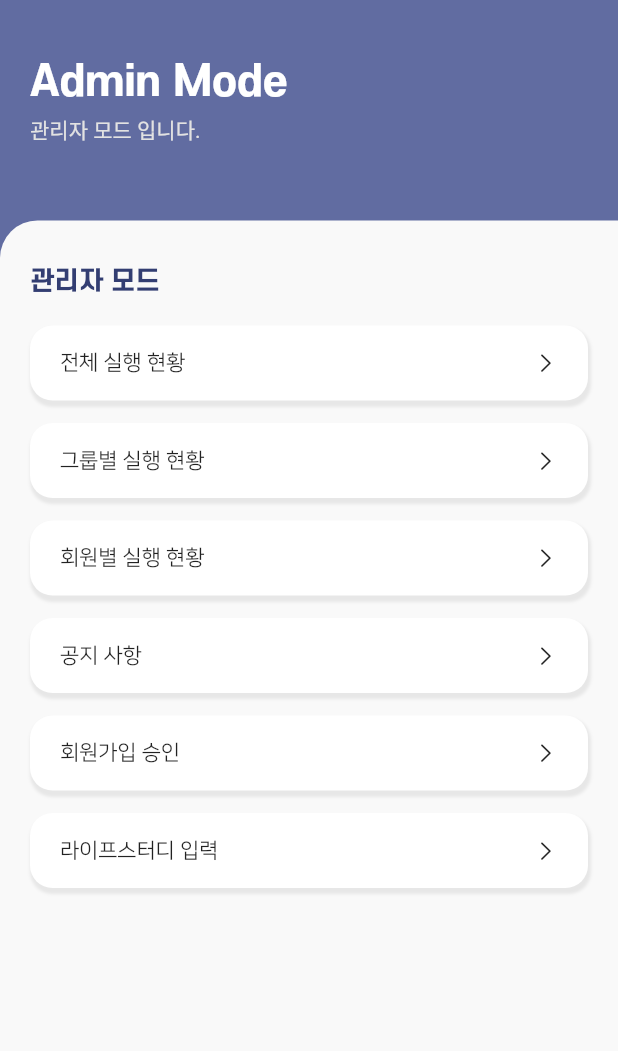
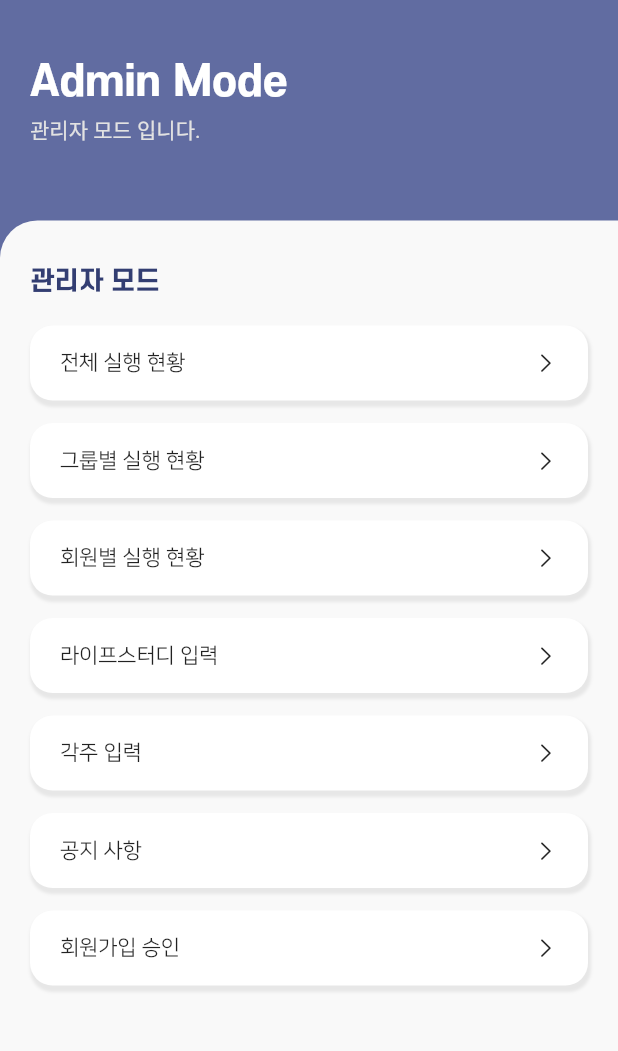
Before and after one commit to Leedw-dev00/ansan_church, a Flutter app: the AdminMode screen opened directly, on a phone screen of 412 x 824 dp, the part 63-1114 px from its top. Run offline on Flutter 3.47's test engine with Material 2 defaults, Android fonts, the phone set to English and light mode, and no system bars; our stand-ins replace fluttertoast, get, percent_indicator, shared_preferences; missing offline and left inert: custom_check_box; accounts and stored records are empty.

Commit message:
211220 commit

```diff
--- a/lib/adminmode_page.dart
+++ b/lib/adminmode_page.dart
@@ -1,5 +1,6 @@
 import 'package:ansan_church/all_page.dart';
 import 'package:ansan_church/approval_page.dart';
+import 'package:ansan_church/foot_page.dart';
 import 'package:ansan_church/notice_page.dart';
 import 'package:flutter/cupertino.dart';
 import 'package:flutter/material.dart';
@@ -267,6 +268,114 @@ class _AdminModeState extends State<AdminMode> {
                               SizedBox(height: 15),
                               GestureDetector(
                                 onTap: () {
+                                  Get.to(LifeStudy());
+                                },
+                                child: Container(
+                                  padding:
+                                  EdgeInsets.only(left: 20.0, right: 20),
+                                  width: MediaQuery.of(context).size.width,
+                                  height: 50,
+                                  decoration: BoxDecoration(
+                                    color: Colors.white,
+                                    borderRadius: BorderRadius.circular(15),
+                                    boxShadow: [
+                                      BoxShadow(
+                                        color: Colors.grey.withOpacity(0.2),
+                                        spreadRadius: 1,
+                                        blurRadius: 1,
+                                        offset: Offset(
+                                            1, 3), // changes position of shadow
+                                      ),
+                                    ],
+                                  ),
+                                  child: Row(
+                                    mainAxisAlignment:
+                                    MainAxisAlignment.spaceBetween,
+                                    crossAxisAlignment:
+                                    CrossAxisAlignment.center,
+                                    children: [
+                                      Row(
+                                        children: [
+                                          Text(
+                                            '라이프스터디 입력',
+                                            style: TextStyle(
+                                              fontFamily: 'NanumSquareR',
+                                              fontSize: 14,
+                                            ),
+                                          ),
+                                        ],
+                                      ),
+                                      Row(
+                                        children: [
+                                          Container(
+                                            child: Icon(
+                                              CupertinoIcons.right_chevron,
+                                              size: 16,
+                                            ),
+                                          ),
+                                        ],
+                                      ),
+                                    ],
+                                  ),
+                                ),
+                              ),  //라이프스터디 입력
+                              SizedBox(height: 15),
+                              GestureDetector(
+                                onTap: () {
+                                  Get.to(FootNote());
+                                },
+                                child: Container(
+                                  padding:
+                                  EdgeInsets.only(left: 20.0, right: 20),
+                                  width: MediaQuery.of(context).size.width,
+                                  height: 50,
+                                  decoration: BoxDecoration(
+                                    color: Colors.white,
+                                    borderRadius: BorderRadius.circular(15),
+                                    boxShadow: [
+                                      BoxShadow(
+                                        color: Colors.grey.withOpacity(0.2),
+                                        spreadRadius: 1,
+                                        blurRadius: 1,
+                                        offset: Offset(
+                                            1, 3), // changes position of shadow
+                                      ),
+                                    ],
+                                  ),
+                                  child: Row(
+                                    mainAxisAlignment:
+                                    MainAxisAlignment.spaceBetween,
+                                    crossAxisAlignment:
+                                    CrossAxisAlignment.center,
+                                    children: [
+                                      Row(
+                                        children: [
+                                          Text(
+                                            '각주 입력',
+                                            style: TextStyle(
+                                              fontFamily: 'NanumSquareR',
+                                              fontSize: 14,
+                                            ),
+                                          ),
+                                        ],
+                                      ),
+                                      Row(
+                                        children: [
+                                          Container(
+                                            child: Icon(
+                                              CupertinoIcons.right_chevron,
+                                              size: 16,
+                                            ),
+                                          ),
+                                        ],
+                                      ),
+                                    ],
+                                  ),
+                                ),
+                              ),  //각주 입력
+                              SizedBox(height: 15),
+                              GestureDetector(
+                                onTap: () {
                                   Navigator.push(
                                     context,
                                     MaterialPageRoute(
@@ -322,7 +431,7 @@ class _AdminModeState extends State<AdminMode> {
                                     ],
                                   ),
                                 ),
-                              ),
+                              ), //공지사항
                               SizedBox(height: 15),
                               GestureDetector(
                                 onTap: () {
@@ -381,61 +490,7 @@ class _AdminModeState extends State<AdminMode> {
                                     ],
                                   ),
                                 ),
-                              ),
-                              SizedBox(height: 15),
-                              GestureDetector(
-                                onTap: () {
-                                  Get.to(LifeStudy());
-                                },
-                                child: Container(
-                                  padding:
-                                      EdgeInsets.only(left: 20.0, right: 20),
-                                  width: MediaQuery.of(context).size.width,
-                                  height: 50,
-                                  decoration: BoxDecoration(
-                                    color: Colors.white,
-                                    borderRadius: BorderRadius.circular(15),
-                                    boxShadow: [
-                                      BoxShadow(
-                                        color: Colors.grey.withOpacity(0.2),
-                                        spreadRadius: 1,
-                                        blurRadius: 1,
-                                        offset: Offset(
-                                            1, 3), // changes position of shadow
-                                      ),
-                                    ],
-                                  ),
-                                  child: Row(
-                                    mainAxisAlignment:
-                                        MainAxisAlignment.spaceBetween,
-                                    crossAxisAlignment:
-                                        CrossAxisAlignment.center,
-                                    children: [
-                                      Row(
-                                        children: [
-                                          Text(
-                                            '라이프스터디 입력',
-                                            style: TextStyle(
-                                              fontFamily: 'NanumSquareR',
-                                              fontSize: 14,
-                                            ),
-                                          ),
-                                        ],
-                                      ),
-                                      Row(
-                                        children: [
-                                          Container(
-                                            child: Icon(
-                                              CupertinoIcons.right_chevron,
-                                              size: 16,
-                                            ),
-                                          ),
-                                        ],
-                                      ),
-                                    ],
-                                  ),
-                                ),
-                              ),
+                              ),  //회원가입 승인
                               SizedBox(height: 15),
                             ],
                           ),
--- a/lib/group_page.dart
+++ b/lib/group_page.dart
@@ -77,7 +77,7 @@ class _GroupPageState extends State<GroupPage> {
                 ),
                 SizedBox(height: 50),
                 Container(
-                  width: MediaQuery.of(context).size.width,
+                  width: Get.width,
                   decoration: BoxDecoration(
                       color: Color(0xFFF9f9f9),
                       borderRadius: BorderRadius.only(
@@ -104,7 +104,7 @@ class _GroupPageState extends State<GroupPage> {
                               height: MediaQuery.of(context).size.height - 200,
                               child: ListView.builder(
                                   controller: subController,
-                                  itemCount: 12,
+                                  itemCount: 10,
                                   itemBuilder:
                                       (BuildContext context, int index) {
                                     return Padding(
--- a/lib/home_page.dart
+++ b/lib/home_page.dart
@@ -34,6 +34,7 @@ class _HomeState extends State<Home> {
       id: "0",
       date: "0000-00-00",
       content2: "content2",
+      footnote: "footnote",
       lifeStudy: "lifestudy");
   List<Testimony> testimonyList = [];
   List<NoticeModel> noticeList = [];
@@ -58,6 +59,7 @@ class _HomeState extends State<Home> {
             id: "0",
             date: DateFormat("yyyy-MM-dd").format(DateTime.now()),
             content2: "오늘의 진도가 없습니다",
+            footnote: "오늘의 각주가 없습니다",
             lifeStudy: "lifestudy");
       } else {
         progressChart = value[0];
@@ -379,7 +381,7 @@ class _HomeState extends State<Home> {
                                               // ),
                                               // SizedBox(height: 5),
                                               Text(
-                                                progressChart.content2,
+                                                progressChart.footnote,
                                                 style: TextStyle(
                                                   fontFamily: 'NanumSquareR',
                                                   fontSize: 15,
--- a/lib/models/progress_chart_model.dart
+++ b/lib/models/progress_chart_model.dart
@@ -2,6 +2,7 @@ class ProgressChart {
   String id;
   String date; // 날짜
   String content2; // 신약
+  String footnote;
   String lifeStudy = "";
   String lifeStudyAll = "";
   String lifeStudyAll2 = "";
@@ -12,6 +13,7 @@ class ProgressChart {
     required this.id,
     required this.date,
     required this.content2,
+    required this.footnote,
     this.lifeStudy = "",
     this.lifeStudyAll = "",
     this.lifeStudyAll2 = "",
@@ -24,6 +26,7 @@ class ProgressChart {
       id: json['id'] as String,
       date: json['date'] as String,
       content2: json['content2'] as String,
+      footnote: json['footnote'] as String,
       lifeStudy: json['lifestudy'] == null ? "" : json['lifestudy'] as String,
       lifeStudyAll:
           json['lifestudy_all'] == null ? "" : json['lifestudy_all'] as String,
```
Also changed, not shown: lib/Approval_sub.dart (+43 -20 lines), lib/datas/lifestudy_data.dart (+20 -0 lines), lib/foot_page.dart (added, +309 -0 lines). Lines whose indentation alone changed are shown as unchanged.
